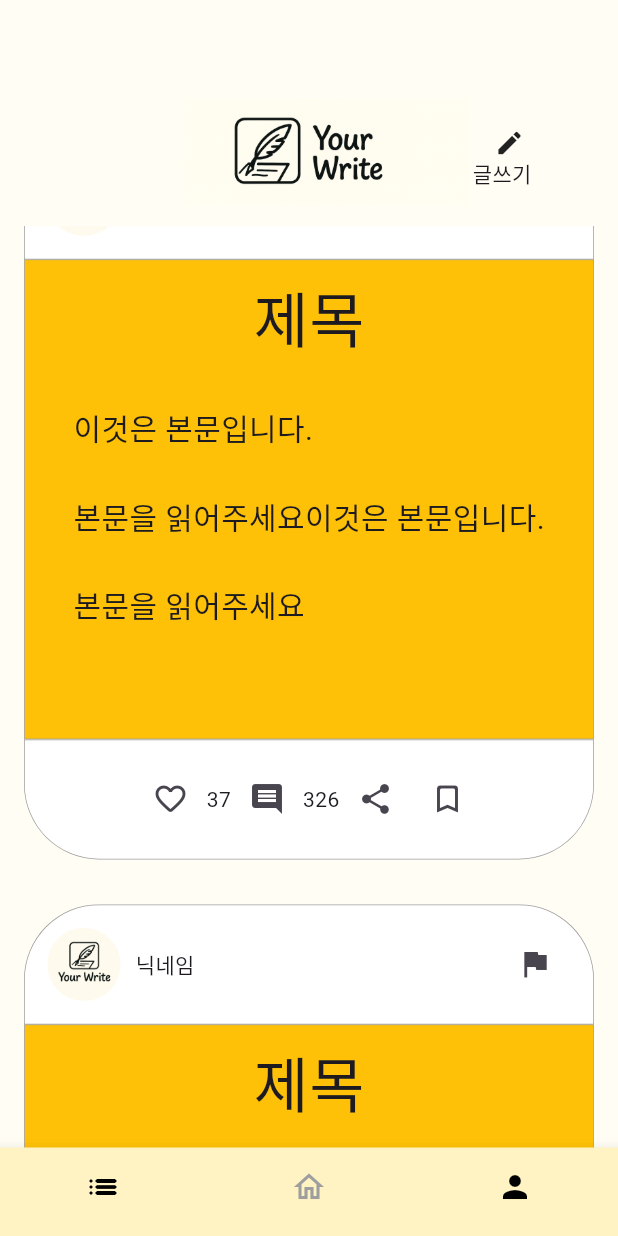
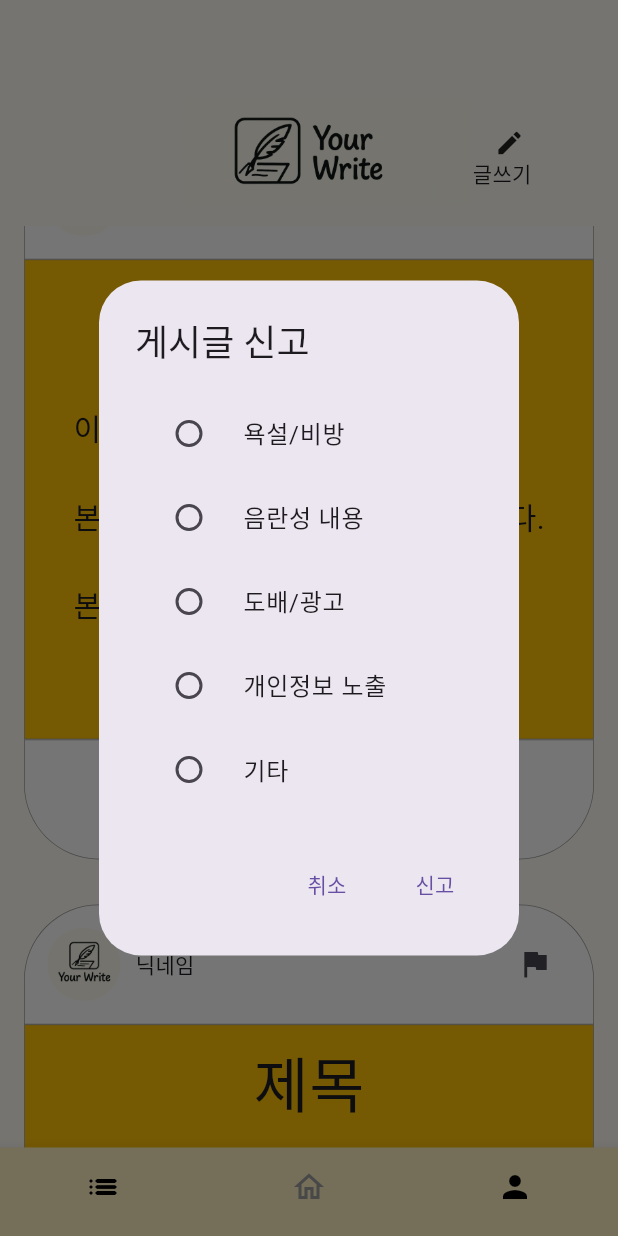
Before and after one commit to dlworua/your_write, a Flutter app: the screen it shows after launch, scrolled down 576 dp, after a tap on the "flag" icon, on a phone screen of 412 x 824 dp. Run offline on Flutter 3.47's test engine with Material 3 defaults, Android fonts, the phone set to English and light mode, and no system bars; our stand-ins replace flutter_riverpod.

Commit message:
feat: 깃발 아이콘 클릭 시 신고 팝업 출력

```diff
--- a/lib/ui/pages/home/widgets/home_post_top.dart
+++ b/lib/ui/pages/home/widgets/home_post_top.dart
@@ -1,8 +1,72 @@
-import 'package:flutter/cupertino.dart';
 import 'package:flutter/material.dart';
 
 class HomePostTop extends StatelessWidget {
   const HomePostTop({super.key});
+
+  void _showReportDialog(BuildContext context) {
+    final List<String> reportReasons = [
+      '욕설/비방',
+      '음란성 내용',
+      '도배/광고',
+      '개인정보 노출',
+      '기타',
+    ];
+    String? selectedReason;
+
+    showDialog(
+      context: context,
+      builder: (context) {
+        return StatefulBuilder(
+          builder:
+              (context, setState) => AlertDialog(
+                title: const Text('게시글 신고'),
+                content: Column(
+                  mainAxisSize: MainAxisSize.min,
+                  children:
+                      reportReasons
+                          .map(
+                            (reason) => RadioListTile<String>(
+                              title: Text(reason),
+                              value: reason,
+                              groupValue: selectedReason,
+                              onChanged: (value) {
+                                setState(() => selectedReason = value);
+                              },
+                            ),
+                          )
+                          .toList(),
+                ),
+                actions: [
+                  TextButton(
+                    onPressed: () => Navigator.pop(context),
+                    child: const Text('취소'),
+                  ),
+                  TextButton(
+                    onPressed: () {
+                      if (selectedReason == null) {
+                        ScaffoldMessenger.of(context).showSnackBar(
+                          const SnackBar(content: Text('신고 사유를 선택하세요.')),
+                        );
+                        return;
+                      }
+
+                      Navigator.pop(context);
+                      ScaffoldMessenger.of(context).showSnackBar(
+                        SnackBar(
+                          content: Text('신고가 접수되었습니다. ($selectedReason)'),
+                        ),
+                      );
+
+                      // TODO: 여기에 서버로 신고 전송 또는 저장 처리 추가
+                    },
+                    child: const Text('신고'),
+                  ),
+                ],
+              ),
+        );
+      },
+    );
+  }
 
   @override
   Widget build(BuildContext context) {
@@ -28,7 +92,10 @@ class HomePostTop extends StatelessWidget {
             SizedBox(width: 10),
             Text('닉네임'),
             Spacer(),
-            IconButton(onPressed: () {}, icon: Icon(Icons.flag)),
+            IconButton(
+              onPressed: () => _showReportDialog(context),
+              icon: Icon(Icons.flag),
+            ),
           ],
         ),
       ),
```
